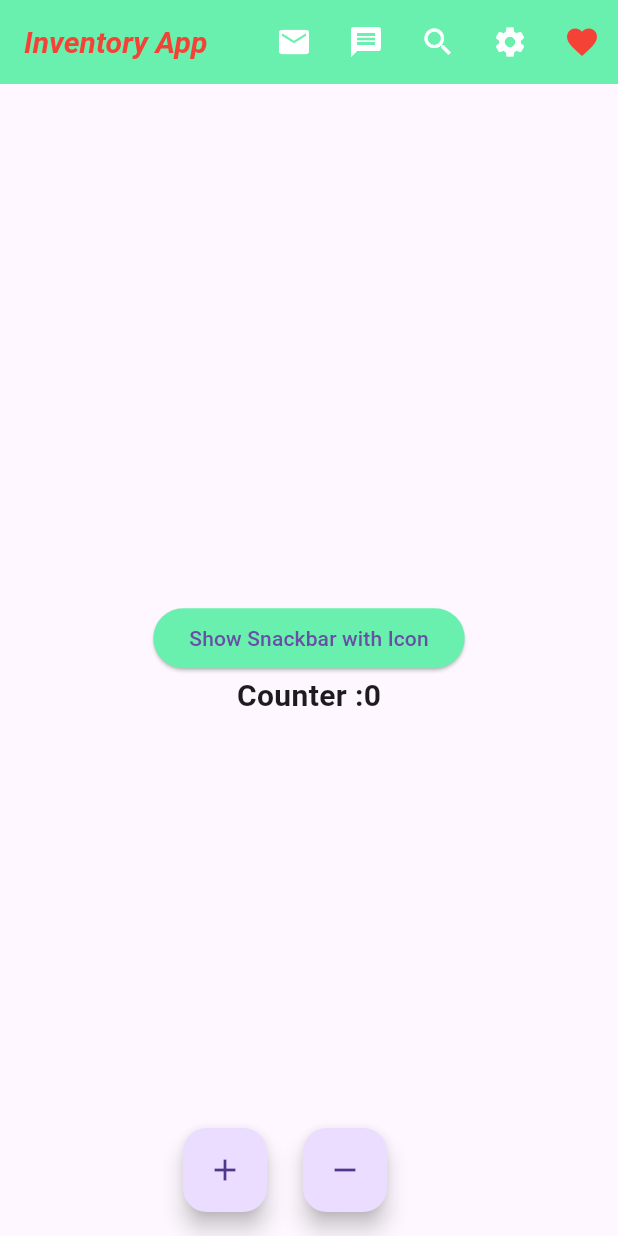
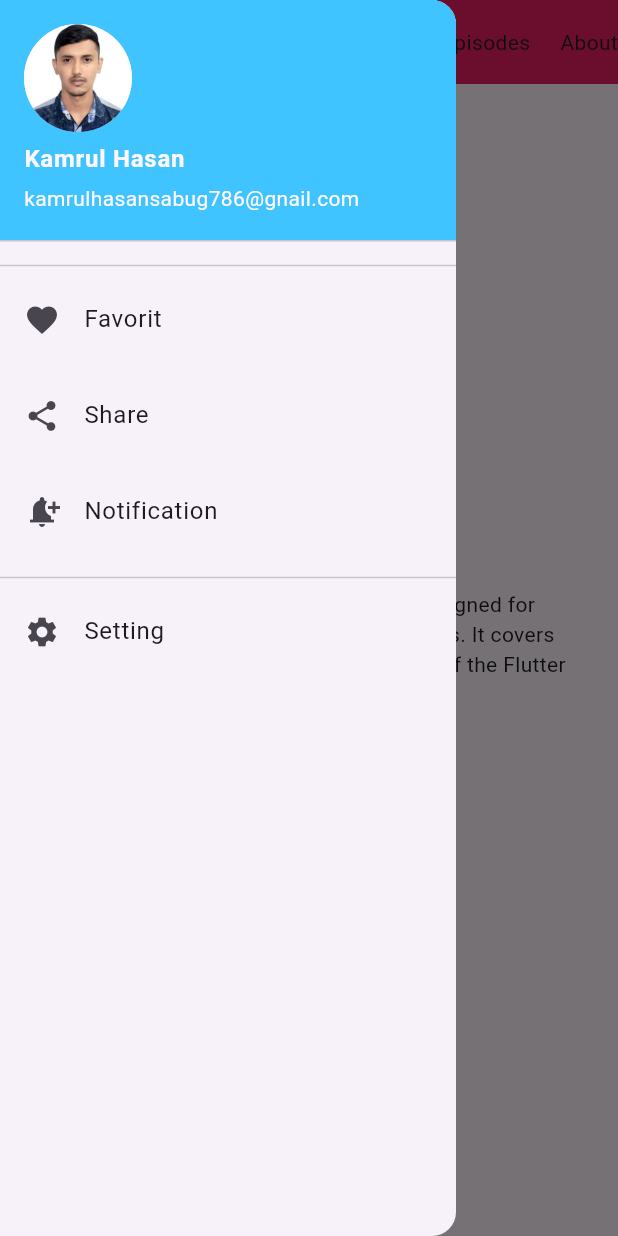
Before and after one commit to KamrulEng7876/flutter_batch_seven, a Flutter app: the screen it shows after launch, with the side drawer open (before the commit the screen has no drawer), on a phone screen of 412 x 824 dp. Run offline on Flutter 3.47's test engine with Material 3 defaults, Android fonts, the phone set to English and light mode, and no system bars.

Commit message:
initial Commit

```diff
--- a/lib/main.dart
+++ b/lib/main.dart
@@ -1,128 +1,21 @@
-import 'package:flutter/cupertino.dart';
 import 'package:flutter/material.dart';
-
-void main() {
-  runApp(MyApp());
+import 'package:flutter_batch_seven/presentation/screens/home_screen.dart';
+void main(){
+  runApp(const MyApp());
 }
-
-class MyApp extends StatelessWidget {
+class MyApp extends StatefulWidget {
   const MyApp({super.key});
 
   @override
+  State<MyApp> createState() => _MyAppState();
+}
+
+class _MyAppState extends State<MyApp> {
+  @override
   Widget build(BuildContext context) {
-    return MaterialApp(
+    return const MaterialApp(
       debugShowCheckedModeBanner: false,
       home: HomeScreen(),
     );
   }
 }
-
-// class Home extends StatelessWidget {
-//   const Home({super.key});
-//
-//   @override
-//   Widget build(BuildContext context) {
-//     return Scaffold(
-//       appBar: AppBar(
-//         title: Text(''),
-//         backgroundColor: Colors.cyan,
-//       ),
-//     );
-//   }
-// }
-class HomeScreen extends StatefulWidget {
-  const HomeScreen({super.key});
-
-  @override
-  State<HomeScreen> createState() => _HomeScreenState();
-}
-
-class _HomeScreenState extends State<HomeScreen> {
-  int counter = 0;
-
-  @override
-  Widget build(BuildContext context) {
-    return Scaffold(
-      appBar: AppBar(
-        title: Text('Inventory App'),
-        titleTextStyle: TextStyle(
-            color: Colors.red,
-            fontStyle: FontStyle.italic,
-            fontWeight: FontWeight.bold,
-            fontSize: 20),
-        backgroundColor: Colors.greenAccent,
-        actions: [
-          IconButton(
-              onPressed: () {}, icon: Icon(Icons.mail, color: Colors.white)),
-          IconButton(
-              onPressed: () {}, icon: Icon(Icons.message, color: Colors.white)),
-          IconButton(
-              onPressed: () {}, icon: Icon(Icons.search, color: Colors.white)),
-          IconButton(
-              onPressed: () {},
-              icon: Icon(Icons.settings, color: Colors.white)),
-          IconButton(
-              onPressed: () {}, icon: Icon(Icons.favorite, color: Colors.red))
-        ],
-      ),
-      body: Center(
-        child: Column(
-          mainAxisAlignment: MainAxisAlignment.center,
-          children: [
-            ElevatedButton(
-              style:
-              ElevatedButton.styleFrom(backgroundColor: Colors.greenAccent),
-              onPressed: () {
-                final snackBar = SnackBar(
-                    content: Row(
-                      children: [
-                        Icon(
-                          Icons.info,
-                          color: Colors.white,
-                        ),
-                        SizedBox(
-                          width: 16,
-                        ),
-                        Text('This is a Snackbar with an icon!'),
-                      ],
-                    ));
-                ScaffoldMessenger.of(context).showSnackBar(snackBar);
-              },
-              child: Text('Show Snackbar with Icon'),
-            ),
-            Text(
-              'Counter :$counter',
-              style: TextStyle(fontWeight: FontWeight.bold, fontSize: 20),
-            )
-          ],
-        ),
-      ),
-      floatingActionButton: Row(
-        mainAxisAlignment: MainAxisAlignment.center,
-        children: [
-          FloatingActionButton(
-            // backgroundColor: Colors.red,
-            onPressed: () {
-              counter += 2;
-              print(counter);
-              setState(() {});
-            },
-            child: Icon(Icons.add),
-          ),
-          SizedBox(
-            width: 24,
-          ),
-          FloatingActionButton(
-            // backgroundColor: Colors.red,
-            onPressed: () {
-              counter -= 2;
-              print(counter);
-              setState(() {});
-            },
-            child: Icon(Icons.remove),
-          ),
-        ],
-      ),
-    );
-  }
-}
--- /dev/null
+++ b/lib/presentation/screens/home_screen.dart
@@ -0,0 +1,192 @@
+import 'package:flutter/cupertino.dart';
+import 'package:flutter/material.dart';
+import 'package:flutter_batch_seven/presentation/widgets/nev_menu.dart';
+
+import '../widgets/deshboard_card.dart';
+import '../widgets/responsib_builder.dart';
+
+class HomeScreen extends StatefulWidget {
+  const HomeScreen({super.key});
+
+  @override
+  State<HomeScreen> createState() => _HomeScreenState();
+}
+
+class _HomeScreenState extends State<HomeScreen> {
+  @override
+  Widget build(BuildContext context) {
+    return ResponsiveBuilder(
+        mobaile: _buildMobaileLayout(),
+        tablet: _buildTabletLayout(),
+        desktop: _buildDesktopLayout());
+  }
+
+  Widget _buildMobaileLayout() {
+    return Scaffold(
+      appBar: AppBar(
+
+          title: Text('HUMMING\nBIRD'),
+          actions: [
+
+
+          Text('Episodes',),
+      SizedBox(width: 20,),
+      Text('About'),],
+        backgroundColor: Colors.pink,
+      ),
+      drawer: NevMenu(),
+      body: Padding(
+        padding: EdgeInsets.all(32),
+        child: Center(
+          child: Column(
+             mainAxisAlignment: MainAxisAlignment.center,
+            crossAxisAlignment: CrossAxisAlignment.center,
+            children: [
+
+              Text(
+                'FLUTTER WEB.\nTHE BASIC',
+                style: TextStyle(fontSize: 20, fontWeight: FontWeight.bold),
+              ),
+
+              SizedBox(
+                height: 8,
+              ),
+              Text(
+                'This Flutter Tutorial is specifically designed for beginners and experienced professionals. It covers both the basics and advanced concepts of the Flutter framework.',
+                textAlign: TextAlign.center,
+              ),
+              SizedBox(
+                height: 32,
+              ),
+              ElevatedButton(
+                  style: ElevatedButton.styleFrom(
+                    backgroundColor: Colors.greenAccent,
+                  ),
+                  onPressed: () {},
+                  child: Text(
+                    'Join course',
+                    style: TextStyle(color: Colors.white),
+                  ))
+            ],
+          ),
+        ),
+      ),
+    );
+  }
+
+  Widget _buildTabletLayout() {
+    return Scaffold(
+      appBar: AppBar(
+        centerTitle: false,
+        title: Text('HUMMING\nBIRD'),
+        actions: [
+
+
+          Text('Episodes'),
+          SizedBox(width: 20,),
+          Text('About')
+        ],
+        backgroundColor: Colors.pink,
+      ),
+      drawer: NevMenu(),
+      // drawer: NevMenu(),
+      body: Center(
+        child: Column(
+           mainAxisAlignment: MainAxisAlignment.center,
+          crossAxisAlignment: CrossAxisAlignment.center,
+          children: [
+
+            Text(
+              'FLUTTER WEB.\nTHE BASIC',
+              style: TextStyle(fontSize: 20, fontWeight: FontWeight.bold),
+            ),
+
+            SizedBox(
+              height: 8,
+            ),
+            Text(
+              'This Flutter Tutorial is specifically designed for beginners and experienced professionals.\n It covers both the basics and advanced concepts of the Flutter framework.',
+              textAlign: TextAlign.center,
+            ),
+            SizedBox(
+              height: 32,
+            ),
+            ElevatedButton(
+                style: ElevatedButton.styleFrom(
+                  backgroundColor: Colors.greenAccent,
+                ),
+                onPressed: () {},
+                child: Text(
+                  'Join course',
+                  style: TextStyle(color: Colors.white),
+                ),
+            )
+          ],
+        ),
+      ),
+    );
+  }
+
+  Widget _buildDesktopLayout() {
+    return Scaffold(
+      appBar: AppBar(
+
+        title: Text('HUMMING\nBIRD'),
+        actions: [
+
+
+          Text('Episodes'),
+          SizedBox(width: 20,),
+          Text('About')
+        ],
+      ),
+      body: Padding(
+        padding: EdgeInsets.all(64),
+        child: Row(
+          mainAxisAlignment: MainAxisAlignment.spaceBetween,
+          children: [
+            Column(
+              mainAxisSize: MainAxisSize.min,
+              children: [
+
+                Text(
+                  'FLUTTER WEB.\nTHE BASIC',
+                  style: TextStyle(fontSize: 20, fontWeight: FontWeight.bold),
+                ),
+
+                SizedBox(
+                  height: 8,
+                ),
+                Text(
+                  'This Flutter Tutorial is specifically \ndesigned for beginners and experienced professionals. \n It covers both the basics and advanced concepts of the Flutter framework.',
+                  textAlign: TextAlign.center,
+
+
+                ),
+
+            ],
+
+            ),
+            SizedBox(width: 64),
+            Column(mainAxisAlignment: MainAxisAlignment.center,
+              children: [
+              ElevatedButton(
+                style: ElevatedButton.styleFrom(
+                  backgroundColor: Colors.greenAccent,
+                ),
+                onPressed: () {},
+                child: Text(
+                  'Join course',
+                  style: TextStyle(color: Colors.white),
+                ),
+              )
+            ],
+
+            ),
+          ],
+        ),
+      )
+      );
+
+  }
+}
--- /dev/null
+++ b/lib/presentation/utils/screen_utils.dart
@@ -0,0 +1,17 @@
+enum DeviceType { mobaile, tablet, desktop }
+
+class ScreenUtils {
+  static const double mobaileMaxSize = 640;
+  static const double tabletMaxSize = 1000;
+  static const double desktopMinSize = 1000;
+
+  static DeviceType getDeviceType(double width) {
+    if (width < ScreenUtils.mobaileMaxSize) {
+      return DeviceType.mobaile;
+    } else if (width >= ScreenUtils.mobaileMaxSize &&
+        width < ScreenUtils.tabletMaxSize) {
+      return DeviceType.tablet;
+    }
+    return DeviceType.desktop;
+  }
+}
--- /dev/null
+++ b/lib/presentation/widgets/deshboard_card.dart
@@ -0,0 +1,42 @@
+import 'package:flutter/material.dart';
+
+class DeshboardCard extends StatelessWidget {
+  const DeshboardCard({
+    super.key,
+  });
+
+  @override
+  Widget build(BuildContext context) {
+    return Card(
+      child: Column(
+        children: [
+          Container(
+            padding: EdgeInsets.all(32),
+            decoration: BoxDecoration(
+                color: Colors.pink,
+                borderRadius: BorderRadius.circular(8)
+            ),
+            child: Icon(Icons.timelapse,color: Colors.white,),
+          ),
+          SizedBox(height: 8,),
+          _buildSingleSection(
+            'Sales',
+            '123487896'
+          )
+        ],
+      ),
+
+    );
+  }
+
+  Widget _buildSingleSection(
+      String title,String number
+      ) {
+    return Column(
+          children: [
+            Text('title'),
+            Text('number')
+          ],
+        );
+  }
+}
--- /dev/null
+++ b/lib/presentation/widgets/nev_menu.dart
@@ -0,0 +1,76 @@
+import 'package:flutter/cupertino.dart';
+import 'package:flutter/material.dart';
+
+class NevMenu extends StatelessWidget {
+  const NevMenu({
+    super.key,
+  });
+
+  @override
+  Widget build(BuildContext context) {
+    return Drawer(
+      child: ListView(
+        padding: EdgeInsets.zero,
+        children: [
+          UserAccountsDrawerHeader(
+            accountName: Text(
+              'Kamrul Hasan',
+              style: TextStyle(fontWeight: FontWeight.bold),
+            ),
+            accountEmail: Text('kamrulhasansabug786@gnail.com'),
+            currentAccountPicture: CircleAvatar(
+              child: ClipOval(
+                child: Image.asset(
+                  'assects/image/kamrul.jpg',
+                  width: 90,
+                  height: 90,
+                  fit: BoxFit.cover, //image cover set
+                ),
+              ),
+            ),
+
+            //background image  set
+            // decoration: BoxDecoration(
+            //   image: DecorationImage(
+            //     image: AssetImage('assects/image/background_Image.jpg'),
+            //     fit: BoxFit.cover
+            //   ),
+            //
+            // ),
+            decoration: BoxDecoration(color: Colors.lightBlueAccent),
+          ),
+          Divider(),
+          ListTile(
+            leading: Icon(Icons.favorite),
+            title: Text('Favorit'),
+            onTap: () {},
+          ),
+          SizedBox(
+            height: 8,
+          ),
+          ListTile(
+            leading: Icon(Icons.share),
+            title: Text('Share'),
+            onTap: () {},
+          ),
+          SizedBox(
+            height: 8,
+          ),
+          ListTile(
+            leading: Icon(Icons.notification_add),
+            title: Text('Notification'),
+            onTap: () {},
+          ),
+          SizedBox(
+            height: 8,
+          ),Divider(),
+          ListTile(
+            leading: Icon(Icons.settings),
+            title: Text('Setting'),
+            onTap: () {},
+          ),
+        ],
+      ),
+    );
+  }
+}
--- /dev/null
+++ b/lib/presentation/widgets/responsib_builder.dart
@@ -0,0 +1,29 @@
+import 'package:flutter/material.dart';
+import 'package:flutter_batch_seven/presentation/utils/screen_utils.dart';
+
+class ResponsiveBuilder extends StatelessWidget {
+  const ResponsiveBuilder({
+    super.key,
+    required this.mobaile,
+    required this.desktop,
+    this.tablet,
+  });
+
+  final Widget mobaile;
+
+  final Widget? tablet;
+  final Widget desktop;
+
+  @override
+  Widget build(BuildContext context) {
+    final size = MediaQuery.of(context).size;
+    final DeviceType deviceType = ScreenUtils.getDeviceType(size.width);
+
+    if (deviceType == DeviceType.mobaile) {
+      return mobaile;
+    } else if (deviceType == DeviceType.tablet) {
+      return tablet ?? mobaile;
+    }
+    return desktop;
+  }
+}
--- a/pubspec.yaml
+++ b/pubspec.yaml
@@ -59,8 +59,10 @@ flutter:
   uses-material-design: true
 
   # To add assets to your application, add an assets section, like this:
-  # assets:
-  #   - images/a_dot_burr.jpeg
+  assets:
+     - assects/image/kamrul.jpg
+     - assects/image/background.jpg
+     - assects/image/background_Image.jpg
   #   - images/a_dot_ham.jpeg
 
   # An image asset can refer to one or more resolution-specific "variants", see
```
Also changed, not shown: assects/image/background.jpg (added), assects/image/background_Image.jpg (added), assects/image/kamrul.jpg (added).
